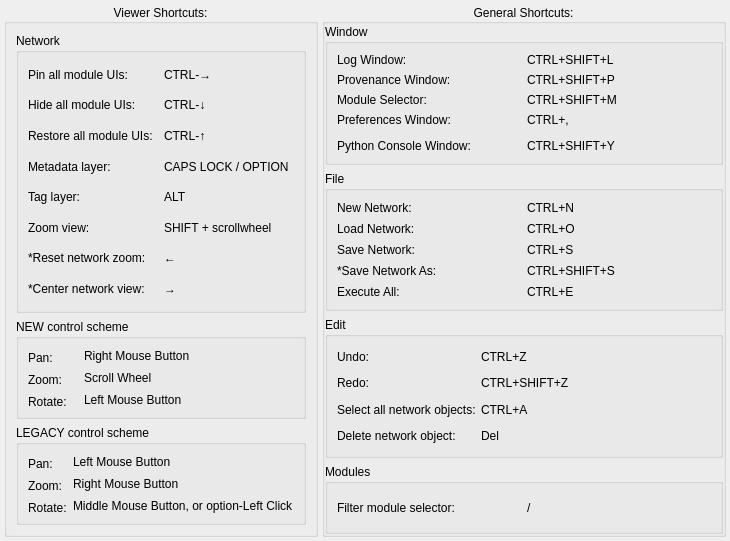
Above: src/Interface/Application/ShortcutsInterface.ui from SCIInstitute/SCIRun before the change. Below: the same form after it.
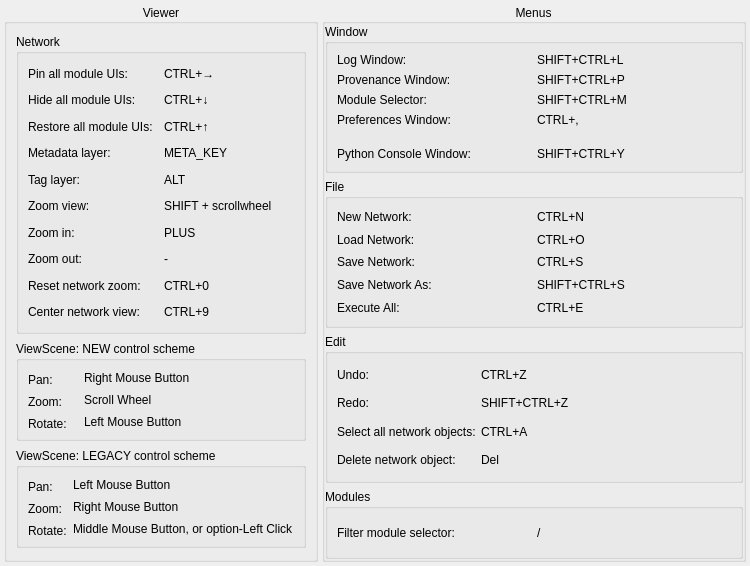
That is the form after the change.

Commit message: Add more shortcuts, use unicode modifier chars

What changed in the file:
```diff
--- a/src/Interface/Application/ShortcutsInterface.ui
+++ b/src/Interface/Application/ShortcutsInterface.ui
@@ -6,14 +6,14 @@
    <rect>
     <x>0</x>
     <y>0</y>
-    <width>730</width>
-    <height>541</height>
+    <width>750</width>
+    <height>566</height>
    </rect>
   </property>
   <property name="minimumSize">
    <size>
-    <width>730</width>
-    <height>541</height>
+    <width>750</width>
+    <height>566</height>
    </size>
   </property>
   <property name="windowTitle">
@@ -46,7 +46,7 @@
    <item>
     <widget class="QGroupBox" name="groupBox_7">
      <property name="title">
-      <string>Viewer Shortcuts:</string>
+      <string>Viewer</string>
      </property>
      <property name="alignment">
       <set>Qt::AlignCenter</set>
@@ -64,6 +64,20 @@
          <string>Network</string>
         </property>
         <layout class="QGridLayout" name="gridLayout_6">
+         <item row="9" column="1">
+          <widget class="QLabel" name="label_6">
+           <property name="text">
+            <string>PLUS</string>
+           </property>
+          </widget>
+         </item>
+         <item row="9" column="0">
+          <widget class="QLabel" name="label">
+           <property name="text">
+            <string>Zoom in:</string>
+           </property>
+          </widget>
+         </item>
          <item row="0" column="0">
           <widget class="QLabel" name="label_72">
            <property name="text">
@@ -95,7 +109,7 @@
          <item row="6" column="1">
           <widget class="QLabel" name="label_77">
            <property name="text">
-            <string>CAPS LOCK / OPTION</string>
+            <string>META_KEY</string>
            </property>
           </widget>
          </item>
@@ -127,52 +141,66 @@
            </property>
           </widget>
          </item>
-         <item row="9" column="0">
-          <widget class="QLabel" name="label_90">
-           <property name="text">
-            <string>*Reset network zoom:</string>
-           </property>
-          </widget>
-         </item>
          <item row="11" column="0">
+          <widget class="QLabel" name="label_90">
+           <property name="text">
+            <string>Reset network zoom:</string>
+           </property>
+          </widget>
+         </item>
+         <item row="13" column="0">
           <widget class="QLabel" name="label_92">
            <property name="text">
-            <string>*Center network view:</string>
+            <string>Center network view:</string>
            </property>
           </widget>
          </item>
          <item row="2" column="1">
           <widget class="QLabel" name="label_83">
            <property name="text">
-            <string>CTRL-↓</string>
+            <string>CTRL+↓</string>
            </property>
           </widget>
          </item>
          <item row="4" column="1">
           <widget class="QLabel" name="label_75">
            <property name="text">
-            <string>CTRL-↑</string>
+            <string>CTRL+↑</string>
            </property>
           </widget>
          </item>
          <item row="0" column="1">
           <widget class="QLabel" name="label_73">
            <property name="text">
-            <string>CTRL-→</string>
-           </property>
-          </widget>
-         </item>
-         <item row="9" column="1">
-          <widget class="QLabel" name="label_91">
-           <property name="text">
-            <string>←</string>
+            <string>CTRL+→</string>
            </property>
           </widget>
          </item>
          <item row="11" column="1">
+          <widget class="QLabel" name="label_91">
+           <property name="text">
+            <string>CTRL+0</string>
+           </property>
+          </widget>
+         </item>
+         <item row="13" column="1">
           <widget class="QLabel" name="label_93">
            <property name="text">
-            <string>→</string>
+            <string>CTRL+9</string>
+           </property>
+          </widget>
+         </item>
+         <item row="10" column="0">
+          <widget class="QLabel" name="label_7">
+           <property name="text">
+            <string>Zoom out:</string>
+           </property>
+          </widget>
+         </item>
+         <item row="10" column="1">
+          <widget class="QLabel" name="label_10">
+           <property name="text">
+            <string>-</string>
            </property>
           </widget>
          </item>
@@ -188,7 +216,7 @@
          </size>
         </property>
         <property name="title">
-         <string>NEW control scheme</string>
+         <string>ViewScene: NEW control scheme</string>
         </property>
         <layout class="QGridLayout" name="gridLayout_7">
          <item row="0" column="0">
@@ -269,7 +297,7 @@
          </size>
         </property>
         <property name="title">
-         <string>LEGACY control scheme</string>
+         <string>ViewScene: LEGACY control scheme</string>
         </property>
         <layout class="QGridLayout" name="gridLayout_8">
          <item row="0" column="0">
@@ -356,7 +384,7 @@
       <item>
        <widget class="QGroupBox" name="groupBox">
         <property name="title">
-         <string>General Shortcuts:</string>
+         <string>Menus</string>
         </property>
         <property name="alignment">
          <set>Qt::AlignCenter</set>
@@ -371,6 +399,13 @@
             <string>Edit</string>
            </property>
            <layout class="QGridLayout" name="gridLayout_2">
+            <item row="1" column="1">
+             <widget class="QLabel" name="label_89">
+              <property name="text">
+               <string>SHIFT+CTRL+Z</string>
+              </property>
+             </widget>
+            </item>
             <item row="0" column="0">
              <widget class="QLabel" name="label_86">
               <property name="text">
@@ -392,13 +427,6 @@
               </property>
              </widget>
             </item>
-            <item row="1" column="1">
-             <widget class="QLabel" name="label_89">
-              <property name="text">
-               <string>CTRL+SHIFT+Z</string>
-              </property>
-             </widget>
-            </item>
             <item row="2" column="0">
              <widget class="QLabel" name="label_19">
               <property name="minimumSize">
@@ -457,7 +485,7 @@
             <item row="5" column="1">
              <widget class="QLabel" name="label_101">
               <property name="text">
-               <string>CTRL+SHIFT+Y</string>
+               <string>SHIFT+CTRL+Y</string>
               </property>
              </widget>
             </item>
@@ -478,7 +506,7 @@
             <item row="1" column="1">
              <widget class="QLabel" name="label_48">
               <property name="text">
-               <string>CTRL+SHIFT+P</string>
+               <string>SHIFT+CTRL+P</string>
               </property>
              </widget>
             </item>
@@ -498,7 +526,7 @@
             <item row="0" column="1">
              <widget class="QLabel" name="label_42">
               <property name="text">
-               <string>CTRL+SHIFT+L</string>
+               <string>SHIFT+CTRL+L</string>
               </property>
              </widget>
             </item>
@@ -526,7 +554,7 @@
             <item row="2" column="1">
              <widget class="QLabel" name="label_44">
               <property name="text">
-               <string>CTRL+SHIFT+M</string>
+               <string>SHIFT+CTRL+M</string>
               </property>
              </widget>
             </item>
@@ -596,14 +624,14 @@
             <item row="3" column="0">
              <widget class="QLabel" name="label_84">
               <property name="text">
-               <string>*Save Network As:</string>
+               <string>Save Network As:</string>
               </property>
              </widget>
             </item>
             <item row="3" column="1">
              <widget class="QLabel" name="label_85">
               <property name="text">
-               <string>CTRL+SHIFT+S</string>
+               <string>SHIFT+CTRL+S</string>
               </property>
              </widget>
             </item>
```
Left out of the diff: 54 changed lines with no effect on the pictures. The commit also changes 2 other files.
